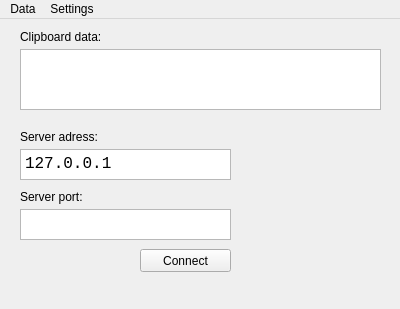
Thandorcat/SharePaste, file SharePaste/mainwindow.ui: the form before one commit.
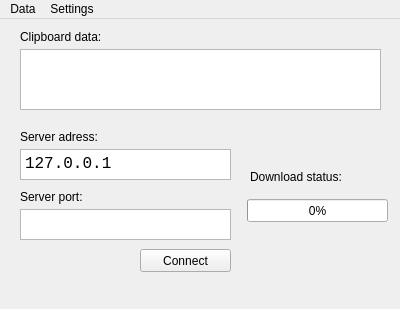
The form after the commit.

What changed in the file:
```diff
--- a/SharePaste/mainwindow.ui
+++ b/SharePaste/mainwindow.ui
@@ -140,6 +140,35 @@
      <bool>true</bool>
     </property>
    </widget>
+   <widget class="QProgressBar" name="dawnloadBar">
+    <property name="enabled">
+     <bool>true</bool>
+    </property>
+    <property name="geometry">
+     <rect>
+      <x>247</x>
+      <y>180</y>
+      <width>141</width>
+      <height>23</height>
+     </rect>
+    </property>
+    <property name="value">
+     <number>0</number>
+    </property>
+   </widget>
+   <widget class="QLabel" name="downloadLable">
+    <property name="geometry">
+     <rect>
+      <x>250</x>
+      <y>150</y>
+      <width>91</width>
+      <height>16</height>
+     </rect>
+    </property>
+    <property name="text">
+     <string>Download status:</string>
+    </property>
+   </widget>
   </widget>
   <widget class="QMenuBar" name="menuBar">
    <property name="geometry">
```
